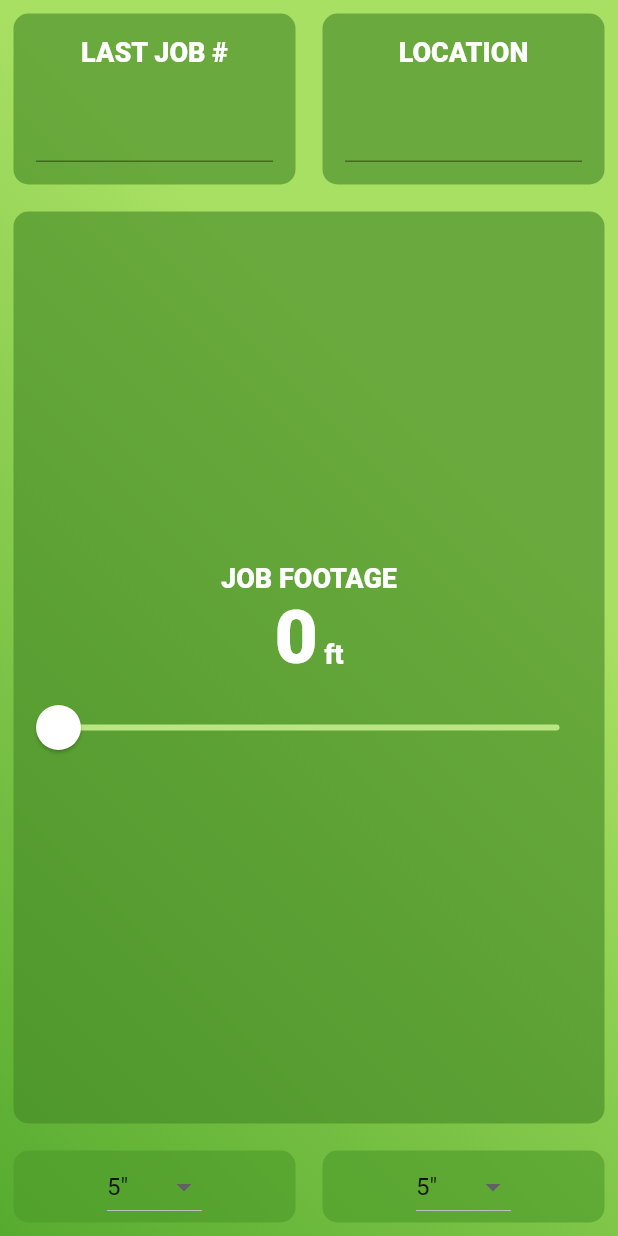
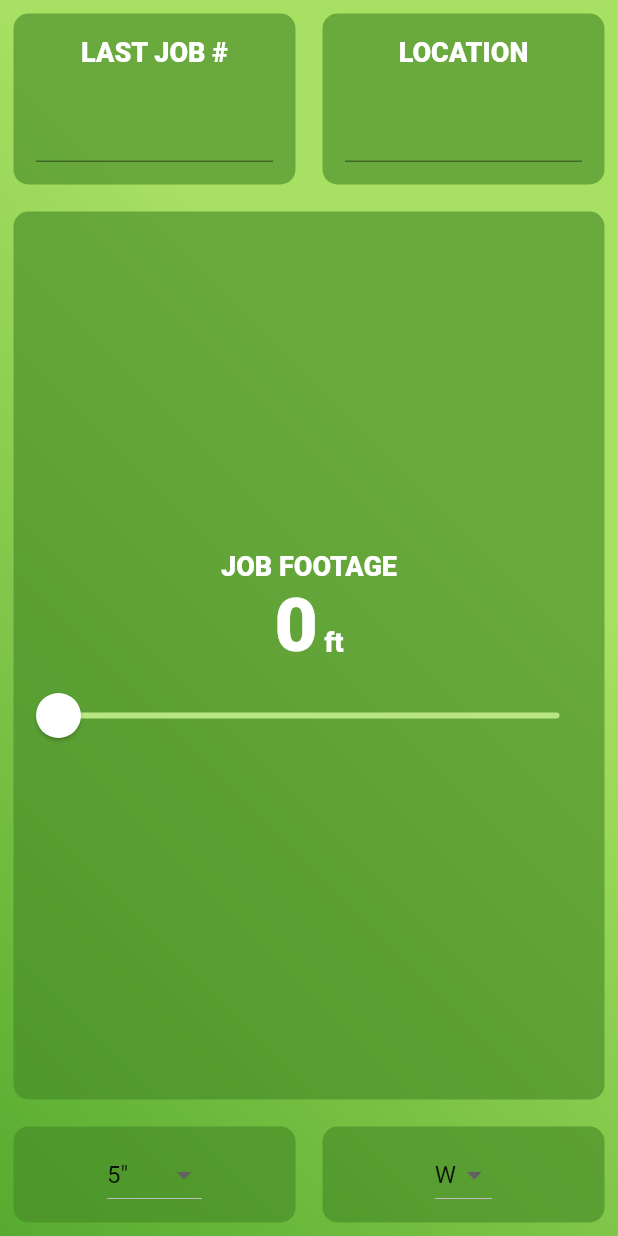
Before and after one commit to warpaltarpers/schedule-generator, a Flutter app: the screen it shows after launch, on a phone screen of 412 x 824 dp. Run offline on Flutter 3.47's test engine with Material 2 defaults, Android fonts, the phone set to English and light mode, and no system bars.

Commit message:
Filter color dropdown functional

```diff
--- a/lib/generator.dart
+++ b/lib/generator.dart
@@ -16,7 +16,7 @@ class _GeneratorState extends State<Generator> {
 
   int jobFoot = 0;
   String filterSize = '5\"';
-  String filterColor;
+  String filterColor = 'W';
 
   List<DropdownMenuItem<String>> sizes = [
     DropdownMenuItem(
@@ -41,8 +41,24 @@ class _GeneratorState extends State<Generator> {
     ),
   ];
 
-  //TODO 2: Re-List as DropdownMenuItems
-  List<String> colors = ['W', 'C', 'B', 'G']; // White, Clay, Beige, Gray
+  List<DropdownMenuItem<String>> colors = [
+    DropdownMenuItem(
+      value: 'W',
+      child: Text('W'),
+    ),
+    DropdownMenuItem(
+      value: 'C',
+      child: Text('C'),
+    ),
+    DropdownMenuItem(
+      value: 'B',
+      child: Text('B'),
+    ),
+    DropdownMenuItem(
+      value: 'G',
+      child: Text('G'),
+    ),
+  ]; // White, Clay, Beige, Gray
 
   List<Text> pickerItems = [];
 
@@ -140,8 +156,10 @@ class _GeneratorState extends State<Generator> {
                   children: <Widget>[
                     Expanded(
                       child: ReusableCard(
-                        cardColor: kInactiveCardColor,
+                        cardColor: kActiveCardColor,
                         cardChild: Center(
+                          child: Padding(
+                            padding: const EdgeInsets.all(8.0),
                             child: DropdownButton<String>(
                               items: sizes,
                               onChanged: (String newValue) {
@@ -154,19 +172,22 @@ class _GeneratorState extends State<Generator> {
                           ),
                         ),
                       ),
+                    ),
                     Expanded(
-                      //TODO 2: Add in selection for filter color
                       child: ReusableCard(
-                        cardColor: kInactiveCardColor,
+                        cardColor: kActiveCardColor,
                         cardChild: Center(
+                          child: Padding(
+                            padding: const EdgeInsets.all(8.0),
                             child: DropdownButton<String>(
-                            items: sizes,
+                              items: colors,
                               onChanged: (String newValue) {
                                 setState(() {
-                                filterSize = newValue;
+                                  filterColor = newValue;
                                 });
                               },
-                            value: filterSize,
+                              value: filterColor,
+                            ),
                           ),
                         ),
                       ),
```
Lines whose indentation alone changed are shown as unchanged.
